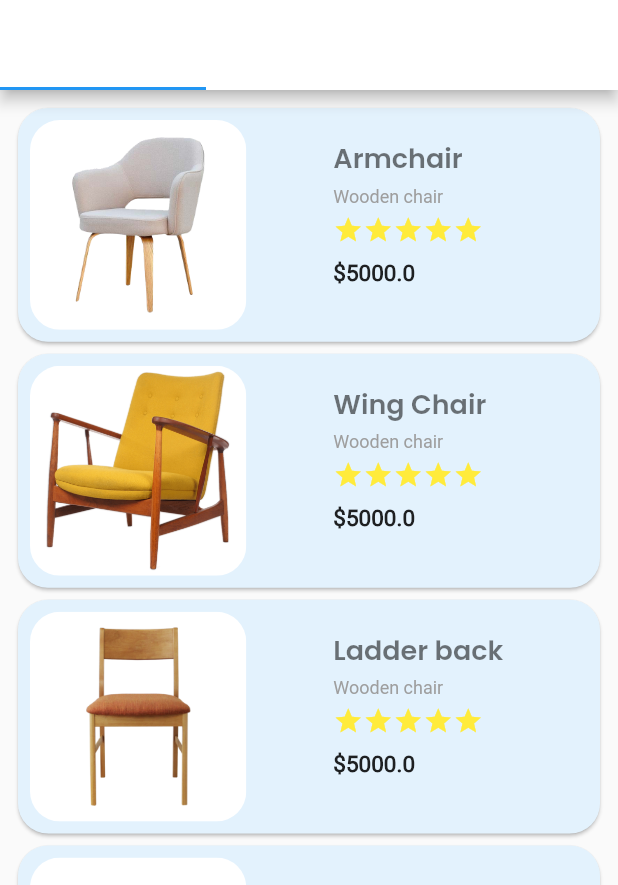
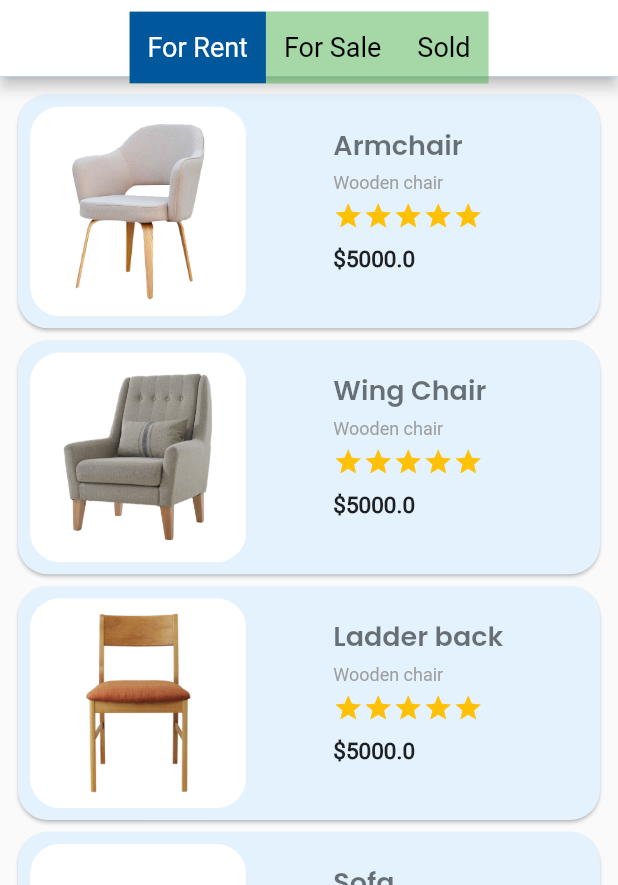
Before and after one commit to PrantoMondal/Furniture_App, a Flutter app: the screen it shows after launch, on a phone screen of 412 x 824 dp, the part 351-1236 px from its top. Run offline on Flutter 3.47's test engine with Material 2 defaults, Android fonts, the phone set to English and light mode, and no system bars.

Commit message:
Button customized

```diff
--- a/lib/pages/home_page.dart
+++ b/lib/pages/home_page.dart
@@ -3,6 +3,7 @@ import 'package:furniture_app/db/temp_db.dart';
 import 'package:furniture_app/details_page.dart';
 
 import '../models/models.dart';
+import '../widgets/category_button.dart';
 
 class HomePage extends StatefulWidget {
   const HomePage({Key? key}) : super(key: key);
@@ -16,11 +17,10 @@ class _HomePageState extends State<HomePage> {
   Widget build(BuildContext context) {
     Color color1 = _colorFromHex("#4F4F4F");
     Color color2 = _colorFromHex("#9C9C9C");
-    return DefaultTabController(
-      length: 3,
-      child: Scaffold(
+    List<bool> _selections = List.generate(3, (_) => false);
+    return Scaffold(
         appBar: AppBar(
-          toolbarHeight: 220, // Set this height
+          toolbarHeight: 285, // Set this height
           flexibleSpace: Container(
             color: Colors.white,
             child: Column(
@@ -86,18 +86,16 @@ class _HomePageState extends State<HomePage> {
                   ),
 
                 ),
-
+                Padding(
+                  padding: const EdgeInsets.all(8.0),
+                  child: categoryBtn(),
+                )
               ],
             ),
+
           ),
 
-          bottom:TabBar(
-            tabs: [
-              Tab(text: 'tab 1',icon: Icon(Icons.home),),
-              Tab(text: 'tab 2'),
-              Tab(text: 'tab 3'),
-            ],
-          ),
+
         ),
         body: GridView.count(
           crossAxisCount: 1,
@@ -107,8 +105,8 @@ class _HomePageState extends State<HomePage> {
               .map((furniture) => FurnitureItem(furniture: furniture))
               .toList(),
         ),
-        bottomNavigationBar: BottomAppBar(),
-      ),
+
+
     );
   }
 }
@@ -199,24 +197,24 @@ class FurnitureItem extends StatelessWidget {
                             children: [
                               Icon(
                                 Icons.star,
-                                color: Colors.yellow,
+                                color: Colors.amber,
                                 size: 20,
                               ),
                               Icon(
                                 Icons.star,
-                                color: Colors.yellow,
+                                color: Colors.amber,
                                 size: 20,
                               ), Icon(
                                 Icons.star,
-                                color: Colors.yellow,
+                                color: Colors.amber,
                                 size: 20,
                               ), Icon(
                                 Icons.star,
-                                color: Colors.yellow,
+                                color: Colors.amber,
                                 size: 20,
                               ), Icon(
                                 Icons.star,
-                                color: Colors.yellow,
+                                color: Colors.amber,
                                 size: 20,
                               ),
                             ],
--- /dev/null
+++ b/lib/widgets/category_button.dart
@@ -0,0 +1,49 @@
+import 'package:flutter/material.dart';
+
+class categoryBtn extends StatefulWidget {
+  @override
+  _CategoryBtnState createState() => _CategoryBtnState();
+}
+
+class _CategoryBtnState extends State<categoryBtn> {
+  List<bool> isSelected = [true, false, false];
+
+  @override
+  Widget build(BuildContext context) => Container(
+    color: Colors.green.withOpacity(0.5),
+    child: ToggleButtons(
+      isSelected: isSelected,
+      selectedColor: Colors.white,
+      color: Colors.black,
+      fillColor: Colors.lightBlue.shade900,
+      renderBorder: false,
+      //splashColor: Colors.red,
+      highlightColor: Colors.orange,
+      children: <Widget>[
+        Padding(
+          padding: const EdgeInsets.symmetric(horizontal: 12),
+          child: Text('For Rent', style: TextStyle(fontSize: 18)),
+        ),
+        Padding(
+          padding: const EdgeInsets.symmetric(horizontal: 12),
+          child: Text('For Sale', style: TextStyle(fontSize: 18)),
+        ),
+        Padding(
+          padding: const EdgeInsets.symmetric(horizontal: 12),
+          child: Text('Sold', style: TextStyle(fontSize: 18)),
+        ),
+      ],
+      onPressed: (int newIndex) {
+        setState(() {
+          for (int index = 0; index < isSelected.length; index++) {
+            if (index == newIndex) {
+              isSelected[index] = true;
+            } else {
+              isSelected[index] = false;
+            }
+          }
+        });
+      },
+    ),
+  );
+}
```
Also changed, not shown: assets/images/f2.png.
